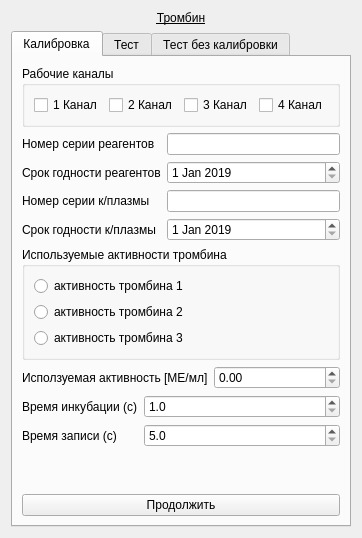
Above: choisedialog/ko4.ui from krang4d/Agrekola before the change. Below: the same form after it.
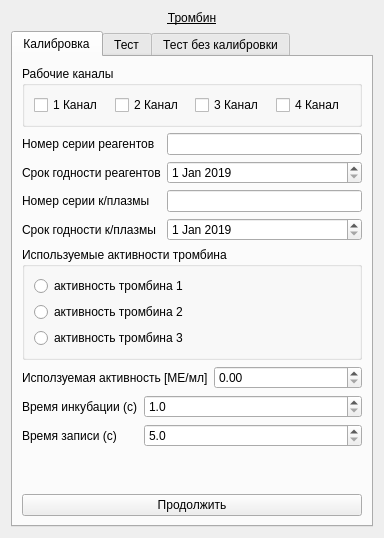
That is the form after the change. The open tabs and pages were chosen to show the change.

Commit message: add trombine activity radoibutton and realize it

The edit to the form file:
```diff
--- a/choisedialog/ko4.ui
+++ b/choisedialog/ko4.ui
@@ -6,8 +6,8 @@
    <rect>
     <x>0</x>
     <y>0</y>
-    <width>332</width>
-    <height>525</height>
+    <width>384</width>
+    <height>516</height>
    </rect>
   </property>
   <property name="windowTitle">
```
Left out of the diff: 14 changed lines with no effect on the pictures. The commit also changes 2 other files.
